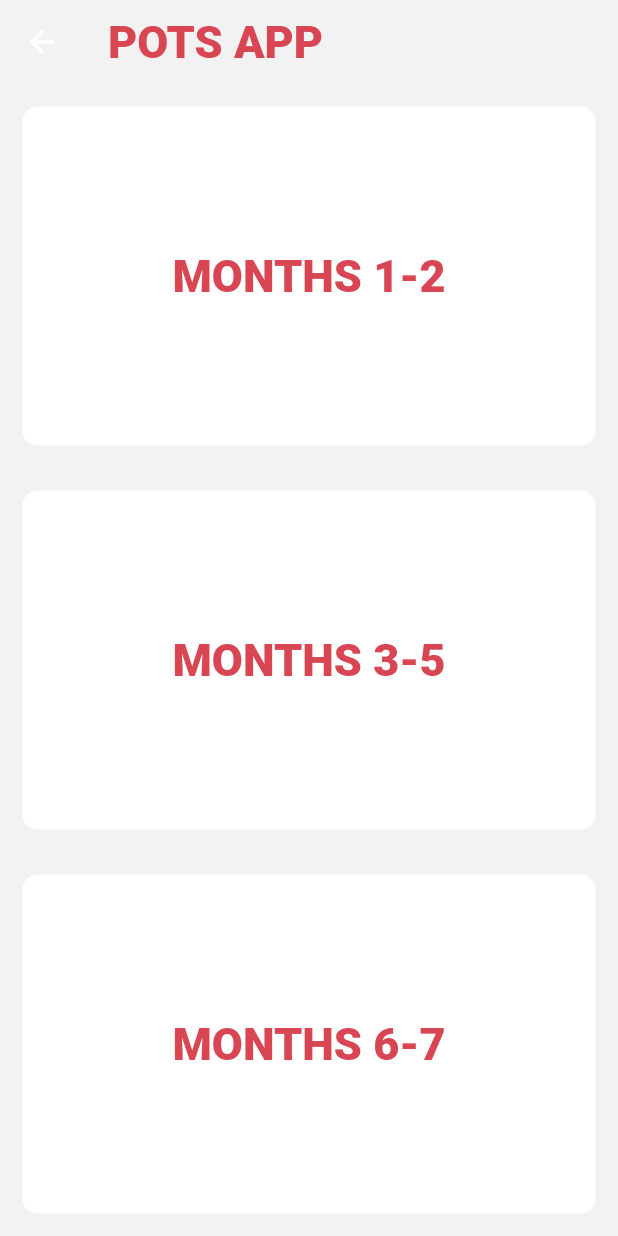
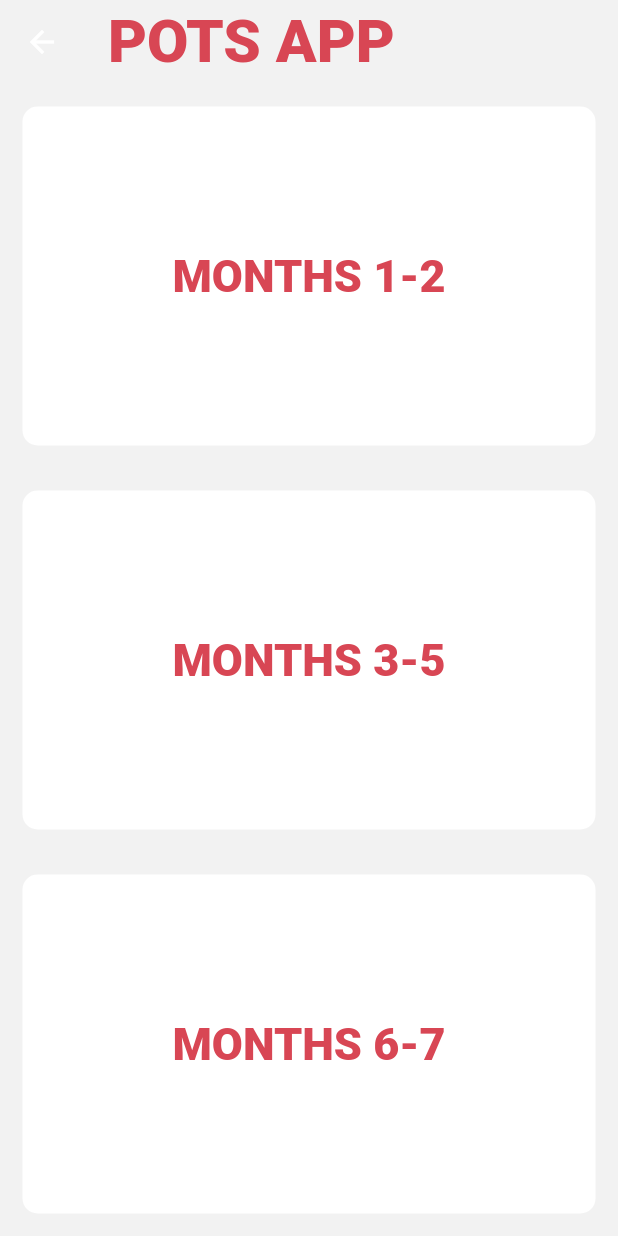
Before and after one commit to felexkuria/POTS_FelexEdit, a Flutter app: the SchedulePage screen opened directly with empty values, on a phone screen of 412 x 824 dp. Run offline on Flutter 3.47's test engine with Material 2 defaults, Android fonts, the phone set to English and light mode, and no system bars; our stand-ins replace timer_count_down.

Commit message:
redoing app bar on workout page

```diff
--- a/lib/Screens/workout_page.dart
+++ b/lib/Screens/workout_page.dart
@@ -29,13 +29,12 @@ class _SchedulePageState extends State<SchedulePage> {
 
     return Scaffold(
       appBar: AppBar(
-        elevation: 0,
-        title: Text(
-          'POTS APP',
-          style: kCardTitleStyle,
-        ),
-      ),
-
+          elevation: 0,
+          title: Text('POTS APP',
+              style: TextStyle(
+                  color: kTitleColor,
+                  fontWeight: FontWeight.w900,
+                  fontSize: 40))),
       body: Column(
         crossAxisAlignment: CrossAxisAlignment.stretch,
         children: <Widget>[
```
Also changed, not shown: lib/Screens/input_page.dart (+34 -33 lines).
